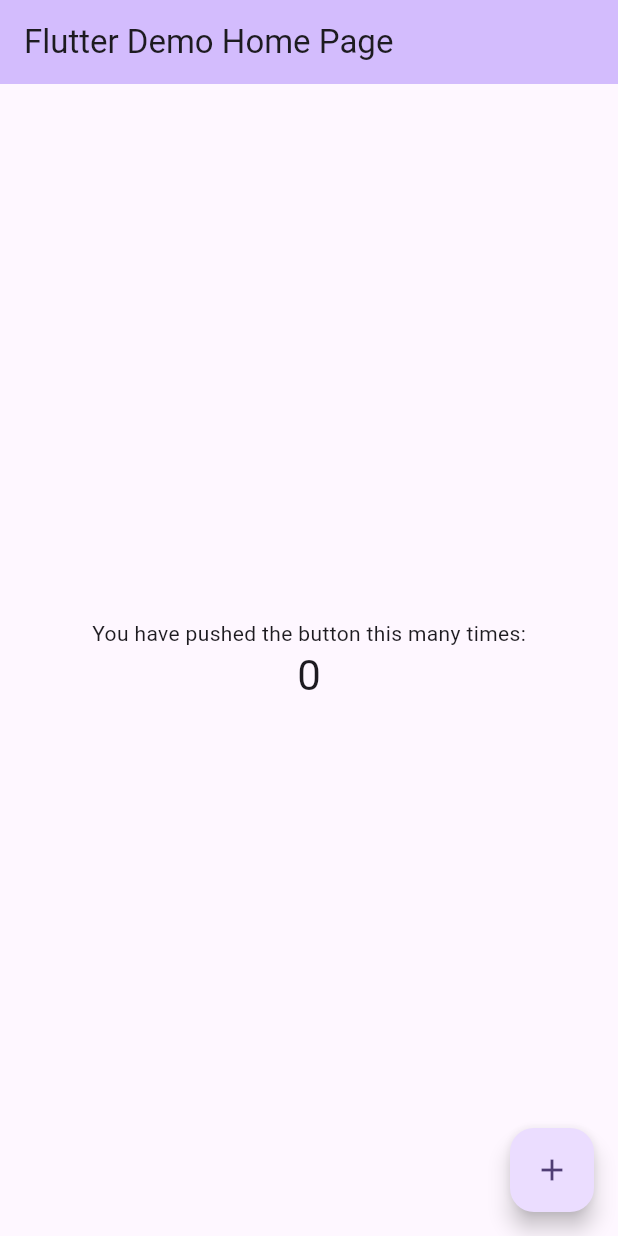
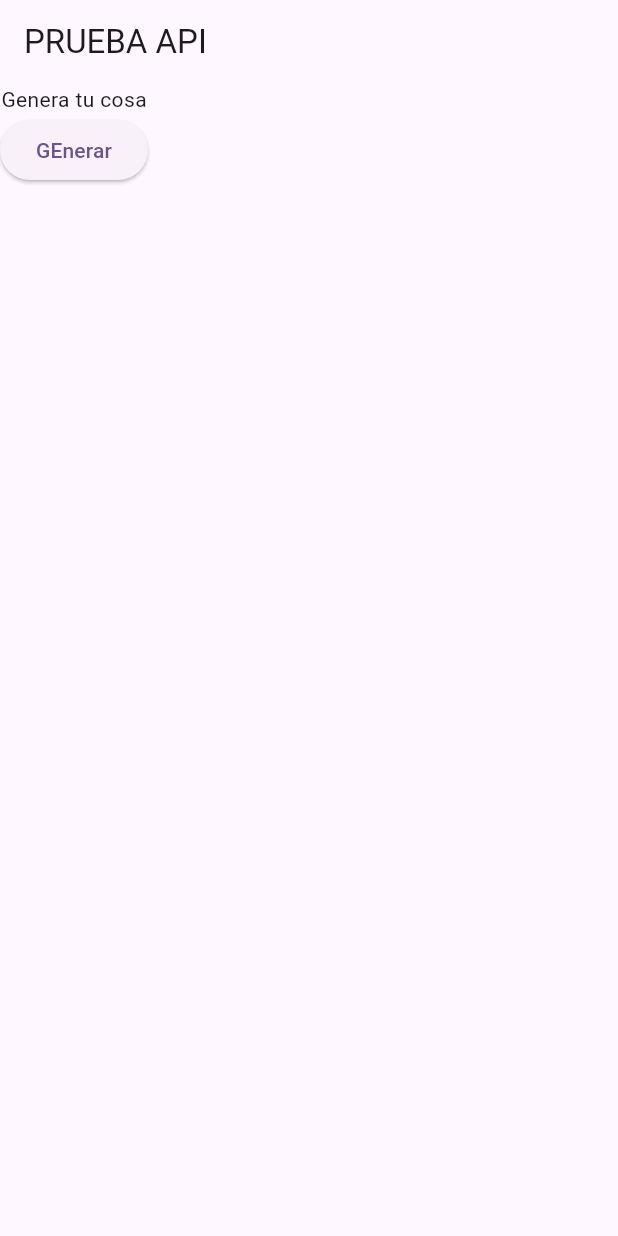
Before and after one commit to nattohd/pokeflutter, a Flutter app: the screen it shows after launch, on a phone screen of 412 x 824 dp. Run offline on Flutter 3.47's test engine with Material 3 defaults, Android fonts, the phone set to English and light mode, and no system bars; missing offline and left inert: dart:ffi.

```diff
--- a/analysis_options.yaml
+++ b/analysis_options.yaml
@@ -21,6 +21,7 @@ linter:
   # `// ignore_for_file: name_of_lint` syntax on the line or in the file
   # producing the lint.
   rules:
+    prefer_const_constructors: false
     # avoid_print: false  # Uncomment to disable the `avoid_print` rule
     # prefer_single_quotes: true  # Uncomment to enable the `prefer_single_quotes` rule
 
--- a/lib/main.dart
+++ b/lib/main.dart
@@ -1,4 +1,6 @@
 import 'package:flutter/material.dart';
+import 'package:pokeflutter/pages/base_page.dart';
+import 'package:pokeflutter/test_poke_api.dart';
 
 void main() {
   runApp(const MyApp());
@@ -13,113 +15,10 @@ class MyApp extends StatelessWidget {
     return MaterialApp(
       title: 'Flutter Demo',
       theme: ThemeData(
-        // This is the theme of your application.
-        //
-        // TRY THIS: Try running your application with "flutter run". You'll see
-        // the application has a purple toolbar. Then, without quitting the app,
-        // try changing the seedColor in the colorScheme below to Colors.green
-        // and then invoke "hot reload" (save your changes or press the "hot
-        // reload" button in a Flutter-supported IDE, or press "r" if you used
-        // the command line to start the app).
-        //
-        // Notice that the counter didn't reset back to zero; the application
-        // state is not lost during the reload. To reset the state, use hot
-        // restart instead.
-        //
-        // This works for code too, not just values: Most code changes can be
-        // tested with just a hot reload.
         colorScheme: ColorScheme.fromSeed(seedColor: Colors.deepPurple),
         useMaterial3: true,
       ),
-      home: const MyHomePage(title: 'Flutter Demo Home Page'),
+      home: const BasePage(),
     );
   }
 }
-
-class MyHomePage extends StatefulWidget {
-  const MyHomePage({super.key, required this.title});
-
-  // This widget is the home page of your application. It is stateful, meaning
-  // that it has a State object (defined below) that contains fields that affect
-  // how it looks.
-
-  // This class is the configuration for the state. It holds the values (in this
-  // case the title) provided by the parent (in this case the App widget) and
-  // used by the build method of the State. Fields in a Widget subclass are
-  // always marked "final".
-
-  final String title;
-
-  @override
-  State<MyHomePage> createState() => _MyHomePageState();
-}
-
-class _MyHomePageState extends State<MyHomePage> {
-  int _counter = 0;
-
-  void _incrementCounter() {
-    setState(() {
-      // This call to setState tells the Flutter framework that something has
-      // changed in this State, which causes it to rerun the build method below
-      // so that the display can reflect the updated values. If we changed
-      // _counter without calling setState(), then the build method would not be
-      // called again, and so nothing would appear to happen.
-      _counter++;
-    });
-  }
-
-  @override
-  Widget build(BuildContext context) {
-    // This method is rerun every time setState is called, for instance as done
-    // by the _incrementCounter method above.
-    //
-    // The Flutter framework has been optimized to make rerunning build methods
-    // fast, so that you can just rebuild anything that needs updating rather
-    // than having to individually change instances of widgets.
-    return Scaffold(
-      appBar: AppBar(
-        // TRY THIS: Try changing the color here to a specific color (to
-        // Colors.amber, perhaps?) and trigger a hot reload to see the AppBar
-        // change color while the other colors stay the same.
-        backgroundColor: Theme.of(context).colorScheme.inversePrimary,
-        // Here we take the value from the MyHomePage object that was created by
-        // the App.build method, and use it to set our appbar title.
-        title: Text(widget.title),
-      ),
-      body: Center(
-        // Center is a layout widget. It takes a single child and positions it
-        // in the middle of the parent.
-        child: Column(
-          // Column is also a layout widget. It takes a list of children and
-          // arranges them vertically. By default, it sizes itself to fit its
-          // children horizontally, and tries to be as tall as its parent.
-          //
-          // Column has various properties to control how it sizes itself and
-          // how it positions its children. Here we use mainAxisAlignment to
-          // center the children vertically; the main axis here is the vertical
-          // axis because Columns are vertical (the cross axis would be
-          // horizontal).
-          //
-          // TRY THIS: Invoke "debug painting" (choose the "Toggle Debug Paint"
-          // action in the IDE, or press "p" in the console), to see the
-          // wireframe for each widget.
-          mainAxisAlignment: MainAxisAlignment.center,
-          children: <Widget>[
-            const Text(
-              'You have pushed the button this many times:',
-            ),
-            Text(
-              '$_counter',
-              style: Theme.of(context).textTheme.headlineMedium,
-            ),
-          ],
-        ),
-      ),
-      floatingActionButton: FloatingActionButton(
-        onPressed: _incrementCounter,
-        tooltip: 'Increment',
-        child: const Icon(Icons.add),
-      ), // This trailing comma makes auto-formatting nicer for build methods.
-    );
-  }
-}
--- /dev/null
+++ b/lib/models/pokemon_model.dart
@@ -0,0 +1,21 @@
+import 'package:flutter/material.dart';
+
+class PokemonModel {
+  String id;
+  String name;
+  String type1;
+  String? type2;
+  String sprite;
+  String ability1;
+  String? ability2;
+  PokemonModel({
+    Key? key,
+    this.id = '',
+    this.name = '',
+    this.type1 = '',
+    this.type2,
+    this.sprite = '',
+    this.ability1 = '',
+    this.ability2,
+  });
+}
--- /dev/null
+++ b/lib/pages/base_page.dart
@@ -0,0 +1,96 @@
+import 'dart:math';
+import 'dart:ui';
+import 'package:pokeflutter/models/pokemon_model.dart';
+
+import 'package:flutter/material.dart';
+import 'package:flutter/widgets.dart';
+import 'package:pokeflutter/providers/team_provider.dart';
+
+class BasePage extends StatefulWidget {
+  const BasePage({super.key});
+
+  @override
+  State<BasePage> createState() => _BasePageState();
+}
+
+class _BasePageState extends State<BasePage> {
+  PokemonModel pokemonModel = PokemonModel();
+  TeamProvider teamProvider = TeamProvider();
+  dynamic url = '';
+  Random random = Random();
+  List<PokemonModel> seisPokemon = [];
+  bool isLoading = false;
+  bool gen = false;
+  @override
+  Widget build(BuildContext context) {
+    return Scaffold(
+      appBar: AppBar(
+        title: Text('PRUEBA API'),
+      ),
+      body: Column(
+        children: [
+          SeisEspacios(
+            pokemon: seisPokemon,
+            isLoading: isLoading,
+            generated: gen,
+          ),
+          ElevatedButton(
+              onPressed: () async {
+                List<String> numer = ['0', '0', '0', '0', '0', '0'];
+                for (var i = 0; i < 6; i++) {
+                  numer[i] = '0';
+                  while (numer[i] == '0') {
+                    numer[i] = (random.nextInt(800).toString());
+                  }
+                }
+                print(numer);
+                seisPokemon = (await teamProvider.getPokemon(numer));
+                gen = true;
+                setState(() {});
+              },
+              child: Text('GEnerar'))
+        ],
+      ),
+    );
+  }
+}
+
+class SeisEspacios extends StatelessWidget {
+  const SeisEspacios({
+    super.key,
+    required this.pokemon,
+    required this.isLoading,
+    required this.generated,
+  });
+
+  final List<PokemonModel> pokemon;
+  final bool isLoading;
+  final bool generated;
+  @override
+  Widget build(BuildContext context) {
+    Size size = MediaQuery.of(context).size;
+
+    return generated
+        ? Container(
+            height: size.height * 0.75,
+            width: size.width,
+            color: Colors.red,
+            child: GridView.count(
+              crossAxisCount: 2,
+              children: List.generate(6, (i) {
+                String nombre = pokemon[i].name;
+                String foto = pokemon[i].sprite;
+                return Container(
+                  color: Colors.amber,
+                  height: size.height * 0.25,
+                  width: size.width * 0.5,
+                  child: Image.network(foto),
+                );
+              }),
+            ),
+          )
+        : Container(
+            child: Text('Genera tu cosa'),
+          );
+  }
+}
--- /dev/null
+++ b/lib/utils/lists.dart
@@ -0,0 +1 @@
+import 'dart:ffi';
--- a/pubspec.yaml
+++ b/pubspec.yaml
@@ -30,6 +30,7 @@ environment:
 dependencies:
   flutter:
     sdk: flutter
+  http: ^1.2.1
 
 
   # The following adds the Cupertino Icons font to your application.
```
Also changed, not shown: lib/providers/team_provider.dart (added, +34 -0 lines), lib/test_poke_api.dart (added, +59 -0 lines), pubspec.lock.
